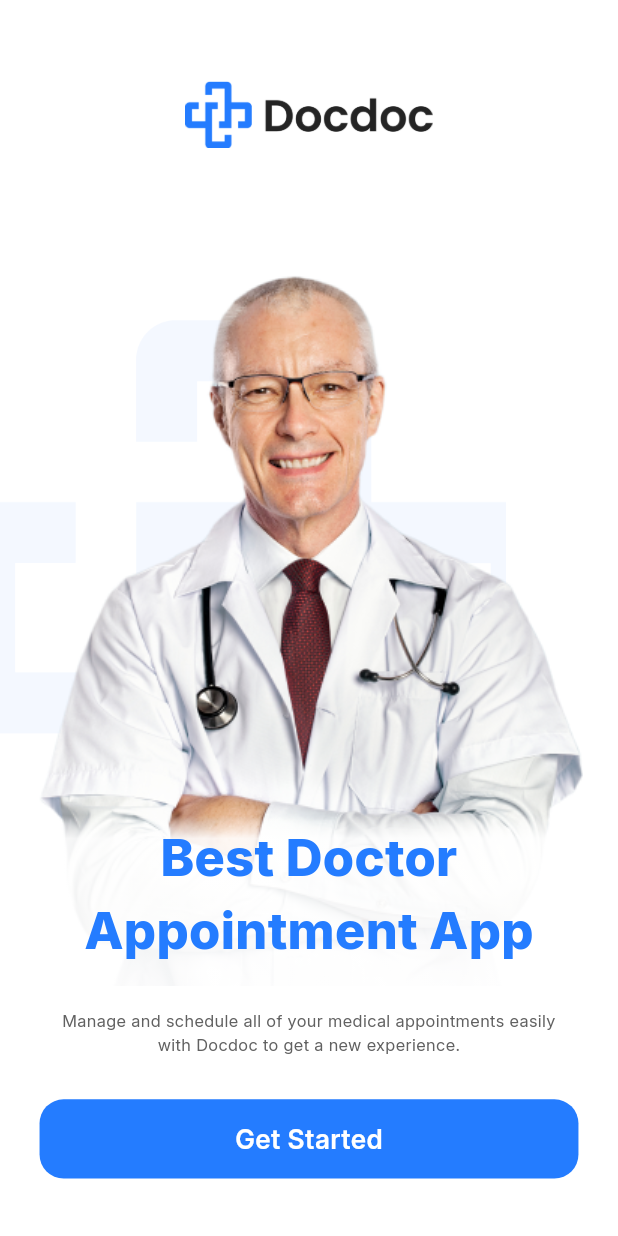
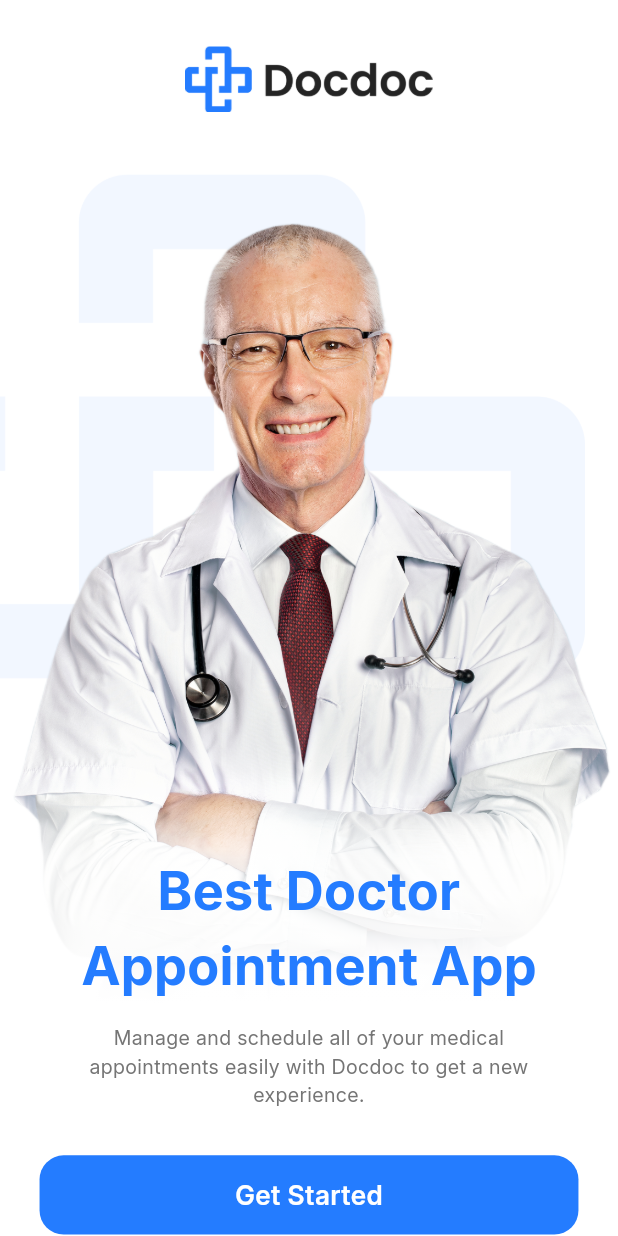
Before and after one commit to brahimrida/appointment, a Flutter app: the OnBoarding screen opened directly, on a phone screen of 412 x 824 dp. Run offline on Flutter 3.47's test engine with Material 3 defaults, Android fonts, the phone set to English and light mode, and no system bars; our stand-ins replace flutter_screenutil.

Commit message:
responsiveness improvement & code refactoring

```diff
--- a/lib/core/theming/styles.dart
+++ b/lib/core/theming/styles.dart
@@ -4,12 +4,12 @@ import 'package:flutter_screenutil/flutter_screenutil.dart';
 import 'colors.dart';
 
 class TextStyles {
-  static final TextStyle blueHeading = TextStyle(
+  static final TextStyle primaryColorBold24px = TextStyle(
     fontSize: 24.sp,
     fontWeight: FontWeight.bold,
     color: AppColors.primary,
   );
-  static final TextStyle regular14 = TextStyle(
+  static final TextStyle secondaryColorRegular14px = TextStyle(
     fontWeight: FontWeight.w400,
     fontSize: 14.sp,
     color: AppColors.secondary,
@@ -19,12 +19,17 @@ class TextStyles {
     fontSize: 14.sp,
     color: AppColors.textLightColor,
   );
-  static final TextStyle darkRegular12 = TextStyle(
+  static final TextStyle secondaryColorDarkRegular12px = TextStyle(
     fontWeight: FontWeight.w400,
     fontSize: 12.sp,
     color: AppColors.textDarkColor,
   );
-  static final TextStyle darkBold14 = TextStyle(
+  static final TextStyle secondaryColorRegular12px = TextStyle(
+    fontWeight: FontWeight.w400,
+    fontSize: 12.sp,
+    color: AppColors.secondary,
+  );
+  static final TextStyle secondaryColorDarkBold14px = TextStyle(
     fontWeight: FontWeight.bold,
     fontSize: 14.sp,
     color: AppColors.textDarkColor,
--- a/lib/features/onboarding/on_boarding.dart
+++ b/lib/features/onboarding/on_boarding.dart
@@ -1,5 +1,10 @@
-import 'package:appointment/features/onboarding/widgets/bottom_section.dart';
+import 'package:appointment/features/onboarding/widgets/doctor.dart';
+import 'package:appointment/features/sign_in/ui/sign_in.dart';
 import 'package:flutter/material.dart';
+import 'package:flutter_screenutil/flutter_screenutil.dart';
+
+import '../../core/theming/styles.dart';
+import '../../core/widgets/app_button.dart';
 
 class OnBoarding extends StatelessWidget {
   const OnBoarding({super.key});
@@ -9,31 +14,26 @@ class OnBoarding extends StatelessWidget {
     final size = MediaQuery.sizeOf(context);
     return Scaffold(
       body: SafeArea(
-        child: Stack(
-          alignment: Alignment.center,
-          children: [
-            Align(
-              alignment: Alignment.center,
-              child: Row(
-                children: [
-                  Expanded(
-                    flex: 9,
-                    child: Image.asset("assets/images/logo.png", width: size.width * 2),
-                  ),
-                  Expanded(flex: 2, child: SizedBox.shrink()),
-                ],
+        child: SingleChildScrollView(
+          child: Column(
+            children: [
+              Vertical(30.h),
+              Image.asset("assets/images/full-logo.png", width: size.width * 0.4),
+              Vertical(40.h),
+              Doctor(),
+              SizedBox(
+                width: 312.w,
+                child: Text(
+                  textAlign: TextAlign.center,
+                  "Manage and schedule all of your medical appointments easily with Docdoc to get a new experience.",
+                  style: TextStyles.secondaryColorRegular12px,
+                ),
               ),
-            ),
-            Align(
-              alignment: Alignment.center,
-              child: Image.asset("assets/images/doctor.png", width: size.width * 1.2),
-            ),
-            Positioned(
-              top: 54,
-              child: Image.asset("assets/images/full-logo.png", width: size.width * 0.4),
-            ),
-            BottomOnboardingSection(h: size.height, w: size.width),
-          ],
+              Vertical(30.h),
+              AppButton(text: "Get Started", onClick: () {}),
+              Vertical(50.h),
+            ],
+          ),
         ),
       ),
     );
--- a/lib/features/onboarding/widgets/bottom_section.dart
+++ /dev/null
@@ -1,59 +0,0 @@
-import 'package:flutter/material.dart';
-
-import '../../../core/theming/colors.dart';
-import '../../../core/widgets/app_button.dart';
-
-class BottomOnboardingSection extends StatelessWidget {
-  final double h;
-  final double w;
-  const BottomOnboardingSection({super.key, required this.h, required this.w});
-
-  @override
-  Widget build(BuildContext context) {
-    return Positioned(
-      bottom: 30,
-      child: Stack(
-        alignment: Alignment.center,
-        children: [
-          Container(
-            width: w,
-            height: h * 0.31,
-            decoration: BoxDecoration(
-              gradient: LinearGradient(
-                begin: Alignment.bottomCenter,
-                end: Alignment.topCenter,
-                stops: [0.0, 0.92, 0.98],
-                colors: [Colors.white, Colors.white.withAlpha(220), Colors.white.withAlpha(0)],
-              ),
-            ),
-          ),
-          Column(
-            spacing: 28,
-            mainAxisAlignment: MainAxisAlignment.spaceEvenly,
-            children: [
-              Text(
-                textAlign: TextAlign.center,
-                "Best Doctor\nAppointment App",
-                style: TextStyle(
-                  fontSize: 34,
-                  fontWeight: FontWeight.w800,
-                  color: AppColors.primary,
-                  fontFamily: "Inter",
-                ),
-              ),
-              SizedBox(
-                width: w * 0.8,
-                child: Text(
-                  textAlign: TextAlign.center,
-                  "Manage and schedule all of your medical appointments easily with Docdoc to get a new experience.",
-                  style: TextStyle(fontSize: 11, color: Colors.grey[700], fontFamily: "Inter"),
-                ),
-              ),
-              AppButton(text: "Get Started", onClick: () {}),
-            ],
-          ),
-        ],
-      ),
-    );
-  }
-}
--- /dev/null
+++ b/lib/features/onboarding/widgets/doctor.dart
@@ -0,0 +1,51 @@
+import 'package:flutter/material.dart';
+import 'package:flutter_screenutil/flutter_screenutil.dart';
+
+import '../../../core/theming/styles.dart';
+
+class Doctor extends StatelessWidget {
+  const Doctor({super.key});
+
+  @override
+  Widget build(BuildContext context) {
+    return Stack(
+      alignment: Alignment.center,
+      children: [
+        Align(
+          alignment: Alignment.center,
+          child: Container(
+            margin: EdgeInsets.only(right: 20.w, bottom: 80.h),
+            child: Image.asset("assets/images/on_boarding_bg.png"),
+          ),
+        ),
+        Align(
+          alignment: Alignment.center,
+          child: Stack(
+            alignment: Alignment.center,
+            children: [
+              Container(
+                foregroundDecoration: BoxDecoration(
+                  gradient: LinearGradient(
+                    begin: Alignment.bottomCenter,
+                    end: Alignment.topCenter,
+                    stops: [0.0, 0.18, 0.29],
+                    colors: [Colors.white, Colors.white.withAlpha(200), Colors.white.withAlpha(0)],
+                  ),
+                ),
+                child: Image.asset("assets/images/doctor.png"),
+              ),
+              Positioned(
+                bottom: 0,
+                child: Text(
+                  textAlign: TextAlign.center,
+                  "Best Doctor\nAppointment App",
+                  style: TextStyles.primaryColorBold24px.copyWith(fontSize: 32.sp),
+                ),
+              ),
+            ],
+          ),
+        ),
+      ],
+    );
+  }
+}
--- a/lib/features/sign_in/ui/sign_in.dart
+++ b/lib/features/sign_in/ui/sign_in.dart
@@ -31,10 +31,10 @@ class _SignInPageState extends State<SignInPage> {
               spacing: 9.h,
               children: [
                 Vertical(80.h),
-                Row(children: [Text("Welcome Back", style: TextStyles.blueHeading)]),
+                Row(children: [Text("Welcome Back", style: TextStyles.primaryColorBold24px)]),
                 Text(
                   "We're excited to have you back, can't wait to see what you've been up to since you last logged in.",
-                  style: TextStyles.regular14,
+                  style: TextStyles.secondaryColorRegular14px,
                 ),
                 Vertical(18.h),
                 FormTextField(label: "Email", type: TextInputType.emailAddress),
--- a/lib/main.dart
+++ b/lib/main.dart
@@ -1,4 +1,4 @@
-import 'package:appointment/features/sign_in/ui/sign_in.dart';
+import 'package:appointment/features/onboarding/on_boarding.dart';
 import 'package:flutter/material.dart';
 import 'package:flutter_screenutil/flutter_screenutil.dart';
 
@@ -16,7 +16,7 @@ class MainApp extends StatelessWidget {
       child: MaterialApp(
         theme: ThemeData(scaffoldBackgroundColor: Colors.white, fontFamily: "Inter"),
         debugShowCheckedModeBanner: false,
-        home: Scaffold(body: SignInPage()),
+        home: Scaffold(body: OnBoarding()),
       ),
     );
   }
```
Also changed, not shown: lib/core/widgets/sign_up_and_register_bottom_section.dart (+4 -4 lines), assets/images/doctor.png, assets/images/on_boarding_bg.png (added), 1 other file.
